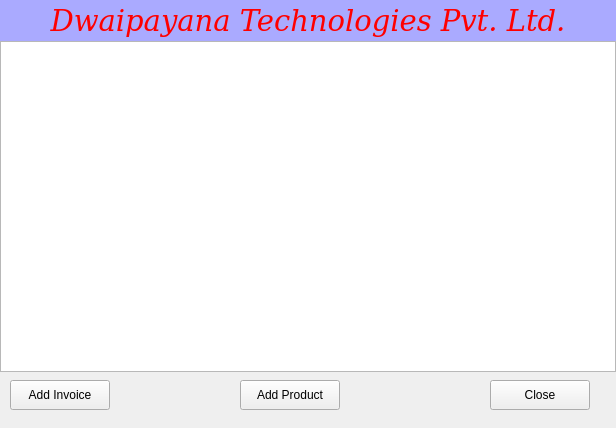
Before: the Qt Designer form fastbill.ui in spal02482/SmartBill, drawn with Qt 5.
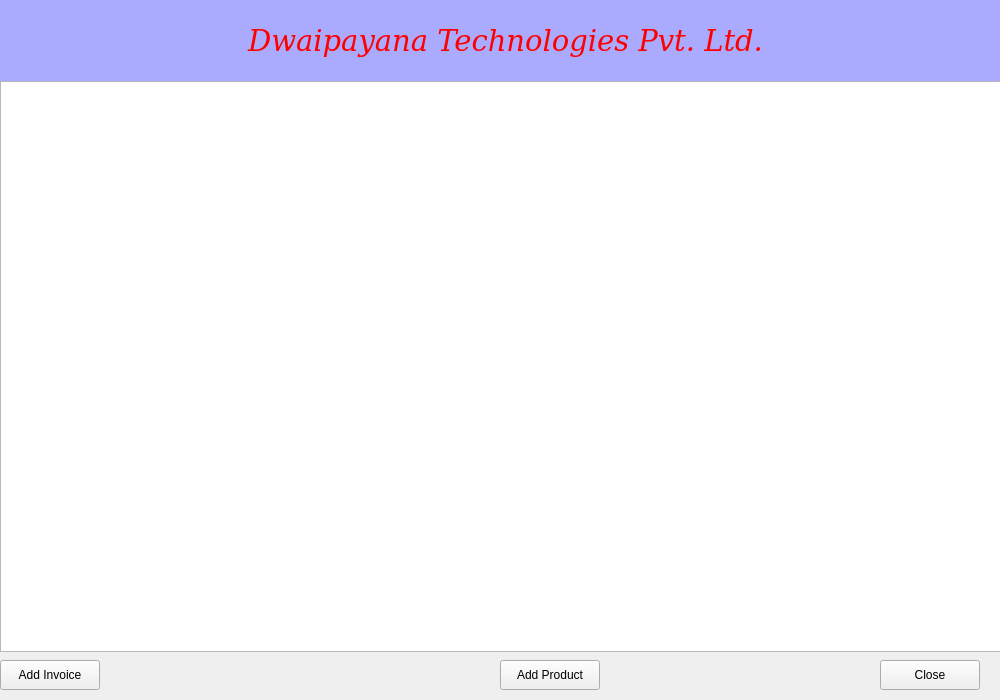
After: the same form once the commit is applied.

What changed in the file:
```diff
--- a/fastbill.ui
+++ b/fastbill.ui
@@ -6,8 +6,8 @@
    <rect>
     <x>0</x>
     <y>0</y>
-    <width>616</width>
-    <height>428</height>
+    <width>1000</width>
+    <height>700</height>
    </rect>
   </property>
   <property name="windowTitle">
@@ -16,8 +16,8 @@
   <widget class="QPushButton" name="addInvoicePushButton">
    <property name="geometry">
     <rect>
-     <x>10</x>
-     <y>380</y>
+     <x>0</x>
+     <y>660</y>
      <width>100</width>
      <height>30</height>
     </rect>
@@ -31,8 +31,8 @@
     <rect>
      <x>0</x>
      <y>0</y>
-     <width>616</width>
-     <height>41</height>
+     <width>1011</width>
+     <height>81</height>
     </rect>
    </property>
    <property name="font">
@@ -55,8 +55,8 @@
   <widget class="QPushButton" name="closeFastBillPushButton">
    <property name="geometry">
     <rect>
-     <x>490</x>
-     <y>380</y>
+     <x>880</x>
+     <y>660</y>
      <width>100</width>
      <height>30</height>
     </rect>
@@ -69,17 +69,17 @@
    <property name="geometry">
     <rect>
      <x>0</x>
-     <y>41</y>
-     <width>616</width>
-     <height>331</height>
+     <y>81</y>
+     <width>1001</width>
+     <height>571</height>
     </rect>
    </property>
   </widget>
   <widget class="QPushButton" name="addProductPushButton">
    <property name="geometry">
     <rect>
-     <x>240</x>
-     <y>380</y>
+     <x>500</x>
+     <y>660</y>
      <width>100</width>
      <height>30</height>
     </rect>
```
